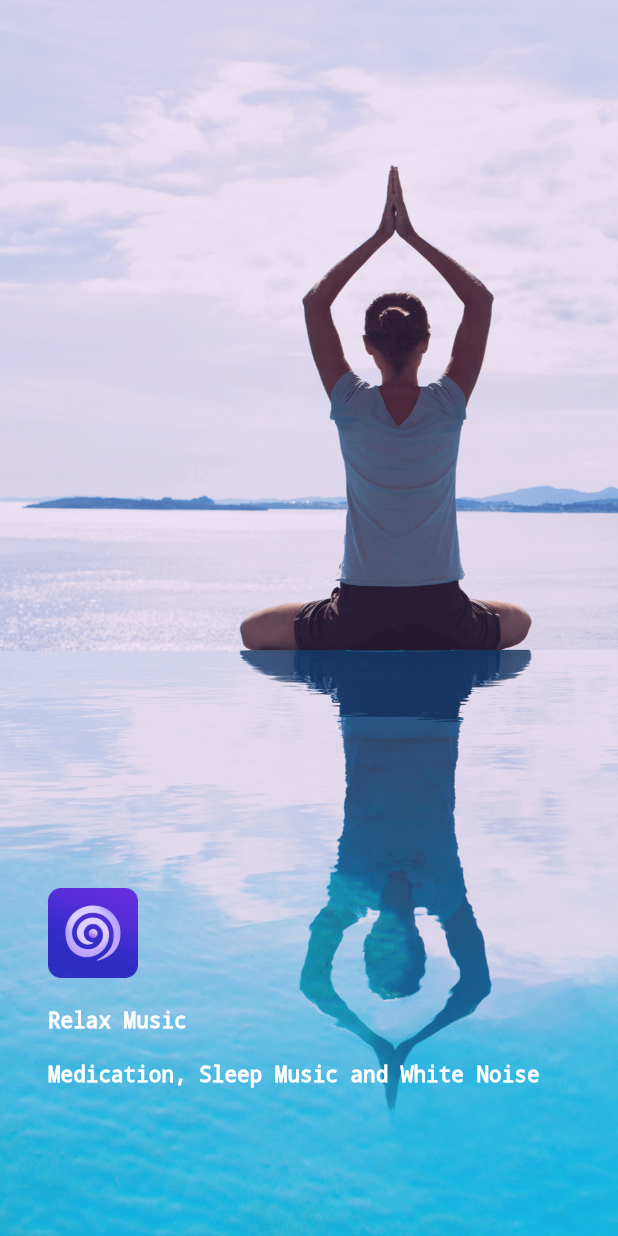
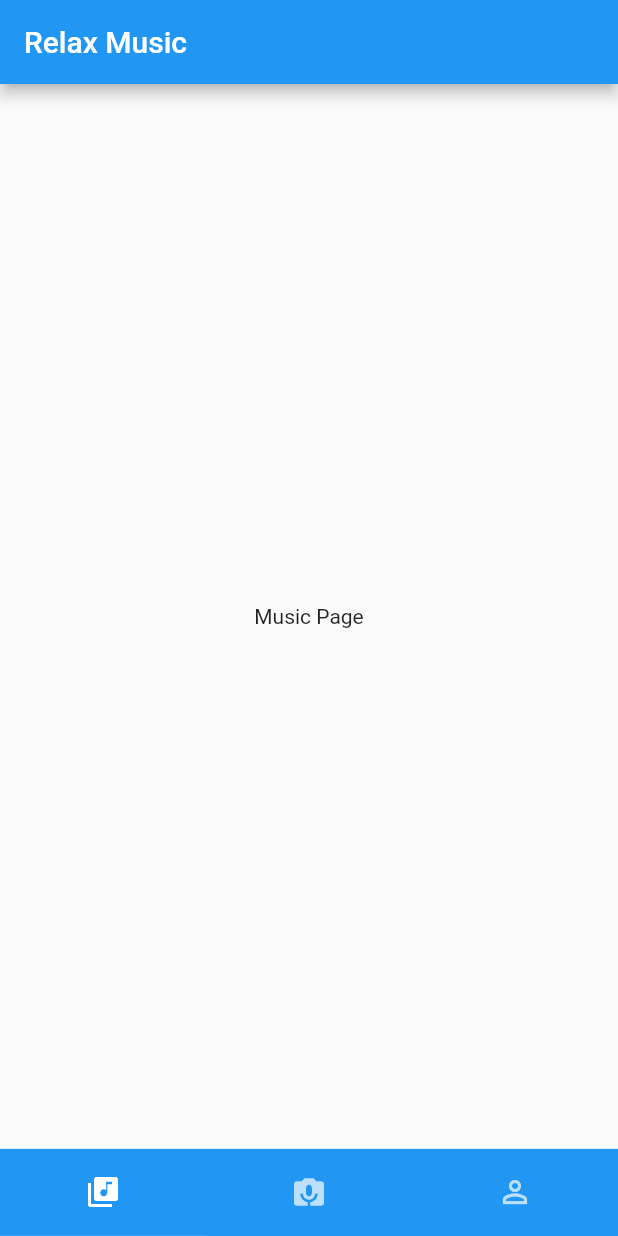
Before and after one commit to Warkey1991/flutter_relax_music, a Flutter app: the screen it shows after launch, on a phone screen of 412 x 824 dp. Run offline on Flutter 3.47's test engine with Material 2 defaults, Android fonts, the phone set to English and light mode, and no system bars.

Commit message:
提交遗漏文件

```diff
--- a/lib/main.dart
+++ b/lib/main.dart
@@ -1,4 +1,6 @@
 import 'package:flutter/material.dart';
+import 'package:relax_music/pages/SplashPage.dart';
+import 'package:relax_music/pages/HomePage.dart';
 
 void main() => runApp(MyApp());
 
@@ -12,57 +14,8 @@ class MyApp extends StatelessWidget {
           primarySwatch: Colors.blue,
         ),
         routes: {
-          '/MainPage': (context) => MyHomePage(),
+          '/MainPage': (context) => HomePage(),
         },
         home: new SplashPage());
   }
 }
-
-class SplashPage extends StatelessWidget {
-  @override
-  Widget build(BuildContext context) {
-    return new Container(
-      decoration: new BoxDecoration(
-        image: new DecorationImage(image: new AssetImage("images/splash_background.png"),fit: BoxFit.cover)
-      ),
-        child: new Stack(
-      children: [
-        new Positioned(
-          child: new Column(
-            children: [
-              new Image.asset('images/splash_icon.png',
-                  height: 60, width: 60, fit: BoxFit.cover),
-              new Container(
-                child: new Text('Relax Music',
-                    style: new TextStyle(
-                        color: Colors.white,
-                        fontSize: 14,
-                        decoration: TextDecoration.none)),
-                padding: EdgeInsets.only(top: 20),
-              ),
-              new Container(
-                child: new Text('Medication, Sleep Music and White Noise',
-                    style: new TextStyle(
-                        color: Colors.white,
-                        fontSize: 14,
-                        decoration: TextDecoration.none)),
-                padding: EdgeInsets.only(top: 20),
-              ),
-            ],
-            crossAxisAlignment: CrossAxisAlignment.start,
-          ),
-          left: 32.0,
-          bottom: 100,
-        ),
-      ],
-    ));
-  }
-}
-
-class MyHomePage extends StatelessWidget {
-  @override
-  Widget build(BuildContext context) {
-    // TODO: implement build
-    return null;
-  }
-}
--- a/lib/pages/HomePage.dart
+++ b/lib/pages/HomePage.dart
@@ -1,12 +1,53 @@
 import 'package:flutter/material.dart';
+import 'MusicPage.dart';
+import 'MeditationPage.dart';
+import 'MinePage.dart';
 
+//应用的主界面，主要是负责实现三个子页面的跳转切换逻辑。
+class HomePage extends StatefulWidget {
+  State createState() => new _HomeTabBarState();
+}
 
-class HomePage extends StatelessWidget {
+class _HomeTabBarState extends State<HomePage> with SingleTickerProviderStateMixin {
+  TabController _controller;
+  @override
+  void initState() {
+    super.initState();
+    _controller = new TabController(length: 3, vsync: this);
+  }
+
+  @override
+  void dispose() {
+    _controller.dispose();
+
+    super.dispose();
+  }
+
   @override
   Widget build(BuildContext context) {
-
-    return new Center(
-      child: new Text('Home Page'),
+    return new Material(
+      child: new Scaffold(
+        appBar: new AppBar(
+            title: new Text("Relax Music")),
+        body:new TabBarView(
+            controller: _controller,
+            children: [
+              new MusicPage(),
+              new MeditationPage(),
+              new MinePage()
+            ]),
+        bottomNavigationBar: new Material(color: Colors.blue,
+          child: new TabBar(
+              indicatorWeight: 0.1,
+              labelPadding: const EdgeInsets.all(6.0),
+              controller: _controller,
+              tabs:[
+                new Tab(icon: new Icon(Icons.library_music)),
+                new Tab(icon: new Icon(Icons.perm_camera_mic)),
+                new Tab(icon: new Icon(Icons.person_outline))
+              ]
+          ),),
+      ),
     );
   }
 }
--- a/lib/pages/MeditationPage.dart
+++ b/lib/pages/MeditationPage.dart
@@ -0,0 +1,8 @@
+import 'package:flutter/material.dart';
+
+class MeditationPage extends StatelessWidget {
+  @override
+  Widget build(BuildContext context) {
+    return new Center(child: new Text("MeditationPage Page"),);
+  }
+}
--- a/lib/pages/MinePage.dart
+++ b/lib/pages/MinePage.dart
@@ -0,0 +1,8 @@
+import 'package:flutter/material.dart';
+
+class MinePage extends StatelessWidget {
+  @override
+  Widget build(BuildContext context) {
+    return new Center(child: new Text("MinePage Page"),);
+  }
+}
--- a/lib/pages/MusicPage.dart
+++ b/lib/pages/MusicPage.dart
@@ -0,0 +1,8 @@
+import 'package:flutter/material.dart';
+
+class MusicPage extends StatelessWidget {
+  @override
+  Widget build(BuildContext context) {
+    return new Center(child: new Text("Music Page"),);
+  }
+}
--- a/lib/pages/SplashPage.dart
+++ b/lib/pages/SplashPage.dart
@@ -1,4 +1,5 @@
 import 'package:flutter/material.dart';
+import 'package:relax_music/utils/DLog.dart';
 
 class SplashPage extends StatefulWidget {
   @override
@@ -55,7 +56,15 @@ class _SplashPageState extends State<SplashPage> {
     });
   }
 
+  @override
+  void dispose() {
+    // TODO: implement dispose
+    super.dispose();
+    DLog.d("SplashPage dispose");
+
+  }
   void _goMainPage() {
+    //使用pushReplacementNamed 将在新的route加载到堆栈中时，前一个route 将销毁
     Navigator.of(context).pushReplacementNamed("/MainPage");
   }
 }
--- a/lib/utils/DLog.dart
+++ b/lib/utils/DLog.dart
@@ -0,0 +1,12 @@
+
+class DLog {
+  static const String TAG = "SYJ_Flutter";
+  static const bool DEBUG = true;
+
+  static void d(String msg, {tag = TAG} ) {
+    if(DEBUG) {
+      print("$tag:$msg");
+    }
+  }
+
+}
```
Also changed, not shown: 1 other file.
